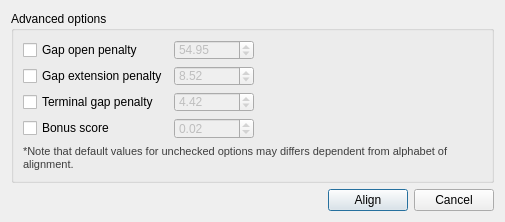
This is src/plugins_3rdparty/kalign/src/ui/KalignDialog.ui in violethaze74/ugene as Qt 5 draws it before an edit. The edited form follows.
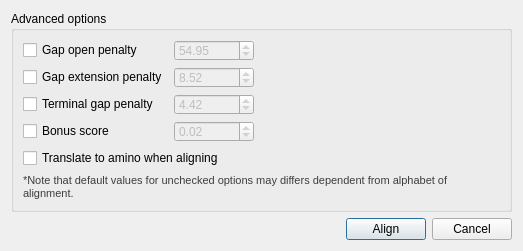
This is the edited form.

Commit message: UGENE-51: integrate "amino" mode into KAlign

What changed in the file:
```diff
--- a/src/plugins_3rdparty/kalign/src/ui/KalignDialog.ui
+++ b/src/plugins_3rdparty/kalign/src/ui/KalignDialog.ui
@@ -6,8 +6,8 @@
    <rect>
     <x>0</x>
     <y>0</y>
-    <width>505</width>
-    <height>222</height>
+    <width>523</width>
+    <height>251</height>
    </rect>
   </property>
   <property name="windowTitle">
@@ -19,10 +19,20 @@
      <property name="title">
       <string>Advanced options</string>
      </property>
-     <layout class="QGridLayout" name="gridLayout">
-      <item row="12" column="0">
-       <layout class="QGridLayout" name="gridLayout_2">
-        <item row="1" column="1">
+     <layout class="QVBoxLayout" name="verticalLayout_2">
+      <item>
+       <layout class="QGridLayout" name="gridLayout">
+        <item row="0" column="0">
+         <widget class="QCheckBox" name="gapOpenCheckBox">
+          <property name="enabled">
+           <bool>true</bool>
+          </property>
+          <property name="text">
+           <string>Gap open penalty</string>
+          </property>
+         </widget>
+        </item>
+        <item row="0" column="1">
          <widget class="QDoubleSpinBox" name="gapOpenSpinBox">
           <property name="enabled">
            <bool>false</bool>
@@ -38,7 +48,7 @@
           </property>
          </widget>
         </item>
-        <item row="1" column="2">
+        <item row="0" column="2">
          <spacer name="horizontalSpacer_3">
           <property name="orientation">
            <enum>Qt::Horizontal</enum>
@@ -52,16 +62,6 @@
          </spacer>
         </item>
         <item row="1" column="0">
-         <widget class="QCheckBox" name="gapOpenCheckBox">
-          <property name="enabled">
-           <bool>true</bool>
-          </property>
-          <property name="text">
-           <string>Gap open penalty</string>
-          </property>
-         </widget>
-        </item>
-        <item row="2" column="0">
          <widget class="QCheckBox" name="gapExtensionPenaltyCheckBox">
           <property name="enabled">
            <bool>true</bool>
@@ -71,7 +71,7 @@
           </property>
          </widget>
         </item>
-        <item row="2" column="1">
+        <item row="1" column="1">
          <widget class="QDoubleSpinBox" name="gapExtensionPenaltySpinBox">
           <property name="enabled">
            <bool>false</bool>
@@ -87,7 +87,7 @@
           </property>
          </widget>
         </item>
-        <item row="2" column="2">
+        <item row="1" column="2">
          <spacer name="horizontalSpacer_4">
           <property name="orientation">
            <enum>Qt::Horizontal</enum>
@@ -100,7 +100,7 @@
           </property>
          </spacer>
         </item>
-        <item row="3" column="0">
+        <item row="2" column="0">
          <widget class="QCheckBox" name="terminalGapCheckBox">
           <property name="enabled">
            <bool>true</bool>
@@ -110,7 +110,7 @@
           </property>
          </widget>
         </item>
-        <item row="3" column="1">
+        <item row="2" column="1">
          <widget class="QDoubleSpinBox" name="terminalGapSpinBox">
           <property name="enabled">
            <bool>false</bool>
@@ -126,7 +126,7 @@
           </property>
          </widget>
         </item>
-        <item row="3" column="2">
+        <item row="2" column="2">
          <spacer name="horizontalSpacer_5">
           <property name="orientation">
            <enum>Qt::Horizontal</enum>
@@ -139,7 +139,7 @@
           </property>
          </spacer>
         </item>
-        <item row="4" column="0">
+        <item row="3" column="0">
          <widget class="QCheckBox" name="bonusScoreCheckBox">
           <property name="enabled">
            <bool>true</bool>
@@ -149,7 +149,7 @@
           </property>
          </widget>
         </item>
-        <item row="4" column="1">
+        <item row="3" column="1">
          <widget class="QDoubleSpinBox" name="bonusScoreSpinBox">
           <property name="enabled">
            <bool>false</bool>
@@ -165,7 +165,7 @@
           </property>
          </widget>
         </item>
-        <item row="4" column="2">
+        <item row="3" column="2">
          <spacer name="horizontalSpacer_6">
           <property name="orientation">
            <enum>Qt::Horizontal</enum>
@@ -180,7 +180,14 @@
         </item>
        </layout>
       </item>
-      <item row="13" column="0">
+      <item>
+       <widget class="QCheckBox" name="translateCheckBox">
+        <property name="text">
+         <string>Translate to amino when aligning</string>
+        </property>
+       </widget>
+      </item>
+      <item>
        <widget class="QLabel" name="label">
         <property name="text">
          <string>&lt;!DOCTYPE HTML PUBLIC &quot;-//W3C//DTD HTML 4.0//EN&quot; &quot;http://www.w3.org/TR/REC-html40/strict.dtd&quot;&gt;
```
The commit also changes 5 other files.
